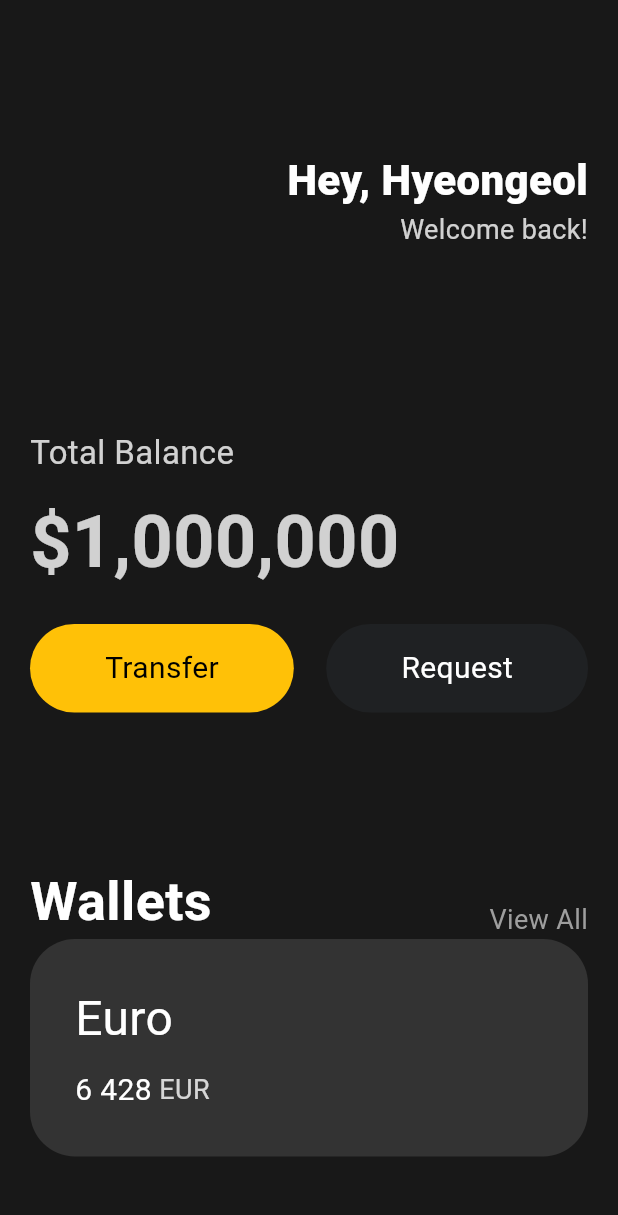
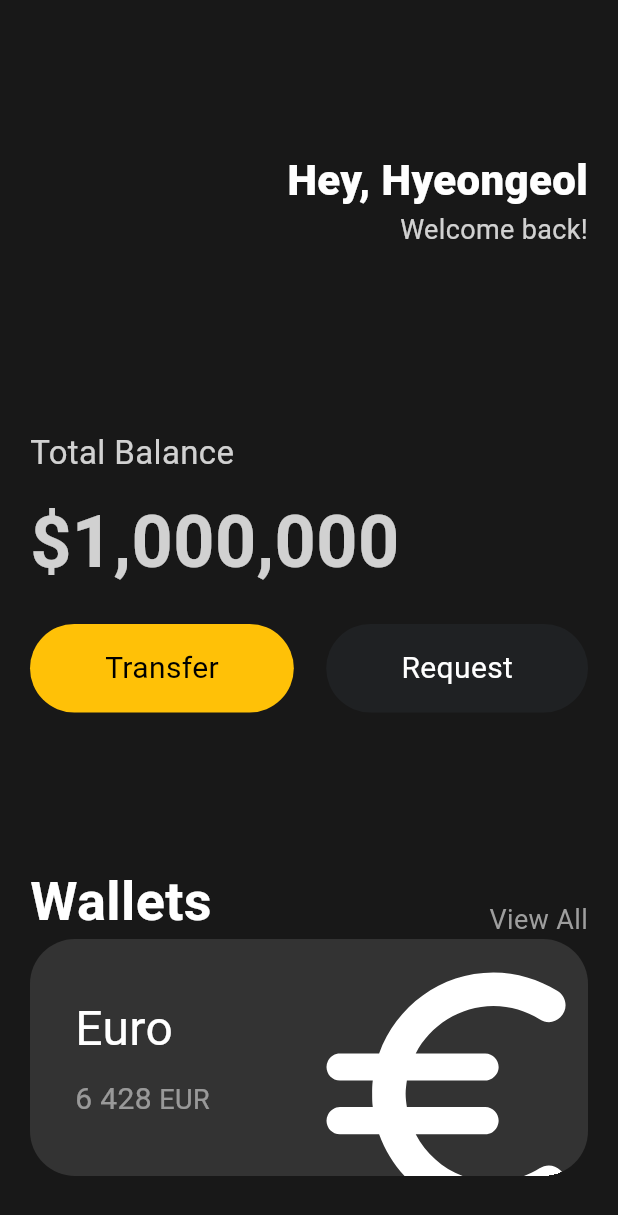
Before and after one commit to hyeongirlife/Flut, a Flutter app: the screen it shows after launch, on a phone screen of 412 x 824 dp. Shown: the top 1215 px of the screen. Run offline on Flutter 3.47's test engine with Material 3 defaults, Android fonts, the phone set to English and light mode, and no system bars.

Commit message:
feat: add to card image

```diff
--- a/lib/main.dart
+++ b/lib/main.dart
@@ -101,16 +101,18 @@ class App extends StatelessWidget {
                       ],
                     ),
                     Container(
+                      clipBehavior: Clip.hardEdge,
                       decoration: BoxDecoration(
                         color: Colors.grey.withOpacity(0.2),
                         borderRadius: BorderRadius.circular(30),
                       ),
                       // !! command + . => 전구
-                      child: const Padding(
-                        padding: EdgeInsets.all(30),
+                      child: Padding(
+                        padding: const EdgeInsets.all(30),
                         child: Row(
+                          mainAxisAlignment: MainAxisAlignment.spaceBetween,
                           children: [
-                            Column(
+                            const Column(
                               crossAxisAlignment: CrossAxisAlignment.start,
                               children: [
                                 Text("Euro",
@@ -123,20 +125,29 @@ class App extends StatelessWidget {
                                   children: [
                                     Text("6 428",
                                         style: TextStyle(
-                                          color: Colors.white,
+                                          color: Color.fromRGBO(
+                                              255, 255, 255, 0.5),
                                           fontSize: 20,
                                         )),
                                     SizedBox(width: 5),
                                     Text("EUR",
                                         style: TextStyle(
                                           color: Color.fromRGBO(
-                                              255, 255, 255, 0.8),
+                                              255, 255, 255, 0.5),
                                           fontSize: 18,
                                         ))
                                   ],
                                 ),
                               ],
                             ),
+                            Transform.scale(
+                              scale: 2.2,
+                              child: Transform.translate(
+                                offset: const Offset(-5, 11),
+                                child: const Icon(Icons.euro_rounded,
+                                    color: Colors.white, size: 98),
+                              ),
+                            )
                           ],
                         ),
                       ),
```
